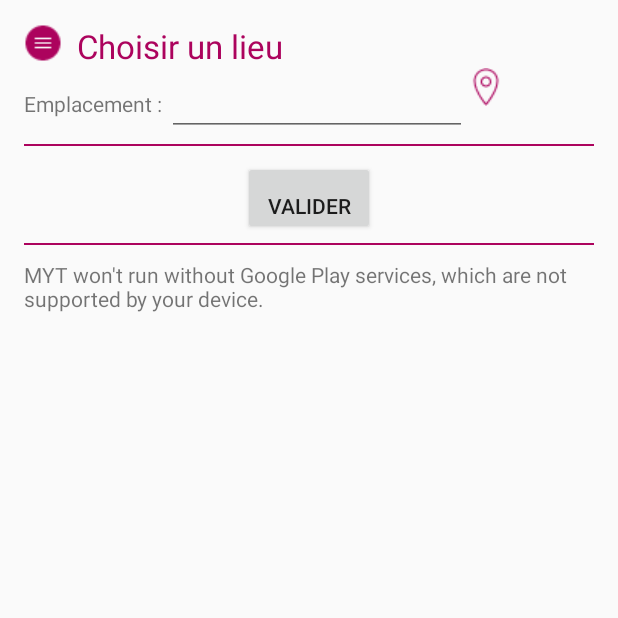
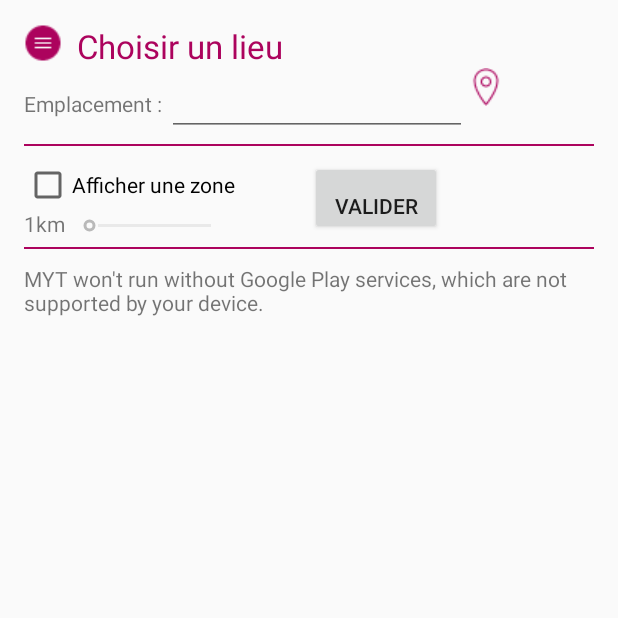
Before and after one commit to tatawi/MIT, an Android app: the A_sujet_Map_set screen opened directly, with no data from a screen before it, on a phone screen of 412 x 824 dp, the top half of it. Run offline under Robolectric (Android 15) with nearby library versions, the phone set to English and light mode, and no system bars; libraries missing offline, so code that uses them is left out: com.parse; 16 statements that could not run were skipped.

Commit message:
Merge remote-tracking branch 'origin/master'
Conflicts:
	app/src/main/java/com/mit/mit/MainActivity.java
	app/src/main/res/layout/activity_a_project_new.xml

```diff
--- a/app/build.gradle
+++ b/app/build.gradle
@@ -8,8 +8,8 @@ android {
         applicationId "com.mit.mit"
         minSdkVersion 15
         targetSdkVersion 23
-        versionCode 1
-        versionName "1.0"
+        versionCode 3
+        versionName "1.2"
         multiDexEnabled true
 
     }
--- a/app/src/debug/res/values/google_maps_api.xml
+++ b/app/src/debug/res/values/google_maps_api.xml
@@ -13,6 +13,6 @@ https://console.developers.google.com/flows/enableapi?apiid=maps_android_backend
     string in this file.
     -->
     <string name="google_maps_key" translatable="false" templateMergeStrategy="preserve">
-        AIzaSyA93EBUXqow1NG1bO8oNhkOJ4aS4xL5A38
+        AIzaSyAVSWNE_8OSUxD3oehN5aX9xj8ExB9cZg0
     </string>
 </resources>
--- a/app/src/main/AndroidManifest.xml
+++ b/app/src/main/AndroidManifest.xml
@@ -1,6 +1,8 @@
 <?xml version="1.0" encoding="utf-8"?>
 <manifest xmlns:android="http://schemas.android.com/apk/res/android"
-    package="com.mit.mit" >
+    package="com.mit.mit"
+    android:versionCode="2"
+    android:versionName="1.1">>
 
     <uses-permission android:name="android.permission.INTERNET" />
     <uses-permission android:name="android.permission.ACCESS_NETWORK_STATE" />
--- a/app/src/main/java/com/mit/mit/A_Connexion.java
+++ b/app/src/main/java/com/mit/mit/A_Connexion.java
@@ -142,8 +142,8 @@ public class A_Connexion extends MainActivity {
 
 
         //co rapide - TESTS
-        //btn_co1.setVisibility(View.INVISIBLE);
-        //btn_co2.setVisibility(View.INVISIBLE);
+        btn_co1.setVisibility(View.INVISIBLE);
+        btn_co2.setVisibility(View.INVISIBLE);
 
     }
 
@@ -261,7 +261,7 @@ public class A_Connexion extends MainActivity {
     View.OnClickListener onco1 = new View.OnClickListener() {
         public void onClick(View v) {
             tb_userID.setText("cnero@hotmail.fr");
-            tb_mdp.setText("azerty");
+            tb_mdp.setText("aaaaaa");
         }
     };
 
--- a/app/src/main/java/com/mit/mit/A_sujet_Map_set.java
+++ b/app/src/main/java/com/mit/mit/A_sujet_Map_set.java
@@ -10,9 +10,12 @@ import android.os.Bundle;
 import android.view.View;
 import android.view.ViewGroup;
 import android.widget.Button;
+import android.widget.CheckBox;
+import android.widget.CompoundButton;
 import android.widget.EditText;
 import android.widget.ImageButton;
 import android.widget.LinearLayout;
+import android.widget.SeekBar;
 import android.widget.TextView;
 import android.widget.ViewSwitcher;
 
@@ -22,6 +25,8 @@ import com.google.android.gms.maps.MapView;
 import com.google.android.gms.maps.Projection;
 import com.google.android.gms.maps.SupportMapFragment;
 import com.google.android.gms.maps.model.BitmapDescriptorFactory;
+import com.google.android.gms.maps.model.Circle;
+import com.google.android.gms.maps.model.CircleOptions;
 import com.google.android.gms.maps.model.LatLng;
 import com.google.android.gms.maps.model.Marker;
 import com.google.android.gms.maps.model.MarkerOptions;
@@ -47,6 +52,9 @@ public class A_sujet_Map_set extends FragmentActivity {
     private LinearLayout ll_adresses;
     private LinearLayout ll_global;
     private EditText tb_addr;
+    private CheckBox cb_area;
+    private SeekBar sb_area;
+    private TextView tb_area;
 
     private Marker point1;
     private Marker point2;
@@ -99,12 +107,17 @@ public class A_sujet_Map_set extends FragmentActivity {
         viewSwitcher =   (ViewSwitcher)findViewById(R.id.sujet_map_viewSwitcher1);
         myFirstView= findViewById(R.id.sujet_map_ll_viewMap);
         mySecondView = findViewById(R.id.sujet_map_ll_viewSujets);
+        cb_area = (CheckBox) findViewById(R.id.sujet_map_set_cb_area);
+        sb_area = (SeekBar) findViewById(R.id.sujet_map_set_sb_area);
+        sb_area.setEnabled(false);
+        tb_area = (TextView) findViewById(R.id.sujet_map_set_tb_area);
 
         //listeners
         btn_marker.setOnClickListener(onSearchAdress);
         btn_ok.setOnClickListener(onClickbtnOk);
         mMap.setOnMapClickListener(onClickMap);
         mMap.setOnMapLongClickListener(onLongClickMap);
+        sb_area.setOnSeekBarChangeListener(new seekBarListener());
 
         /*mMap.setOnMapClickListener(new GoogleMap.OnMapClickListener() {
             @Override
@@ -118,6 +131,22 @@ public class A_sujet_Map_set extends FragmentActivity {
                 point1=mMap.addMarker(markerOptions);
             }
         });*/
+
+        cb_area.setOnCheckedChangeListener(new CompoundButton.OnCheckedChangeListener()
+        {
+             @Override
+             public void onCheckedChanged(CompoundButton buttonView,boolean isChecked)
+             {
+                if (cb_area.isChecked())
+                {
+                    sb_area.setEnabled(true);
+                }
+                 else
+                {
+                    sb_area.setEnabled(false);
+                }
+             }
+        });
 
 
 
@@ -410,6 +439,7 @@ public class A_sujet_Map_set extends FragmentActivity {
         public void onMapClick(LatLng latLng)
         {
             try {
+                System.out.println("ONE ");
                 mMap.clear();
                 markerPoint1 = new MarkerOptions();
                 markerPoint1.position(latLng);
@@ -419,7 +449,22 @@ public class A_sujet_Map_set extends FragmentActivity {
                 point1 = mMap.addMarker(markerPoint1);
 
                 if (sujet.type.equals("Transport")) {
+                    System.out.println("IF ");
                     point2 = mMap.addMarker(markerPoint2);
+                }
+                else
+                {System.out.println("ELSE ");
+                    if(cb_area.isChecked())
+                    {
+                        System.out.println("Checked ");
+                        int circleSize=sb_area.getProgress()*1000;
+                        System.out.println("size : "+ circleSize);
+                        CircleOptions circleOptions = new CircleOptions()
+                                .center(latLng)
+                                .radius(circleSize); // In meters
+
+                        Circle circle = mMap.addCircle(circleOptions);
+                    }
                 }
             }
             catch(Exception ex)
@@ -474,6 +519,11 @@ public class A_sujet_Map_set extends FragmentActivity {
                 position=coordMap;
             }
 
+            if(cb_area.isChecked())
+            {
+                sujet.auFeeling=true;
+            }
+
             sujet.localisation=position.latitude+";"+position.longitude;
             daoSujet.modifier(sujet, options.online);
 
@@ -483,6 +533,25 @@ public class A_sujet_Map_set extends FragmentActivity {
 
         }
     };
+
+
+
+    //SEEKBAR
+    private class seekBarListener implements SeekBar.OnSeekBarChangeListener {
+
+        public void onProgressChanged(SeekBar seekBar, int progress, boolean fromUser)
+        {
+            int km = sb_area.getProgress();
+            tb_area.setText(""+km);
+
+
+        }
+
+        public void onStartTrackingTouch(SeekBar seekBar) {}
+
+        public void onStopTrackingTouch(SeekBar seekBar) {}
+
+    }
 
 
 
--- a/app/src/main/res/layout/activity_a_sujet__map_set.xml
+++ b/app/src/main/res/layout/activity_a_sujet__map_set.xml
@@ -88,6 +88,53 @@
             android:layout_marginTop="5dp"
             android:layout_marginBottom="10dp" />
 
+        <LinearLayout
+            android:orientation="horizontal"
+            android:layout_width="fill_parent"
+            android:layout_height="wrap_content">
+
+            <LinearLayout
+                android:orientation="vertical"
+                android:layout_width="wrap_content"
+                android:layout_height="wrap_content"
+                android:paddingRight="50dp">
+
+                <CheckBox
+                    android:layout_width="wrap_content"
+                    android:layout_height="wrap_content"
+                    android:text="Afficher une zone"
+                    android:id="@+id/sujet_map_set_cb_area"/>
+
+                <LinearLayout
+                    android:orientation="horizontal"
+                    android:layout_width="fill_parent"
+                    android:layout_height="wrap_content">
+
+                    <TextView
+                        android:layout_width="wrap_content"
+                        android:layout_height="wrap_content"
+                        android:text="1"
+                        android:id="@+id/sujet_map_set_tb_area" />
+
+                    <TextView
+                        android:layout_width="wrap_content"
+                        android:layout_height="wrap_content"
+                        android:text="km"/>
+
+                    <SeekBar
+                        android:layout_width="match_parent"
+                        android:layout_height="wrap_content"
+                        android:id="@+id/sujet_map_set_sb_area"
+                        android:max="10"
+                        android:layout_marginTop="2dp"/>
+
+
+
+                </LinearLayout>
+
+
+            </LinearLayout>
+
             <Button
                 android:paddingTop="20dp"
                 android:layout_width="wrap_content"
@@ -95,6 +142,10 @@
                 android:text="Valider"
                 android:id="@+id/sujet_map_set_btn_OK"
                 android:layout_gravity="center_horizontal" />
+
+
+
+        </LinearLayout>
 
         <View
             android:layout_width="fill_parent"
```
Also changed, not shown: app/src/main/java/com/mit/mit/A_project_new.java (+48 -3 lines), app/src/main/res/layout/activity_a_project_new.xml (+12 -1 lines), 1 other file. Lines whose indentation alone changed are shown as unchanged.
